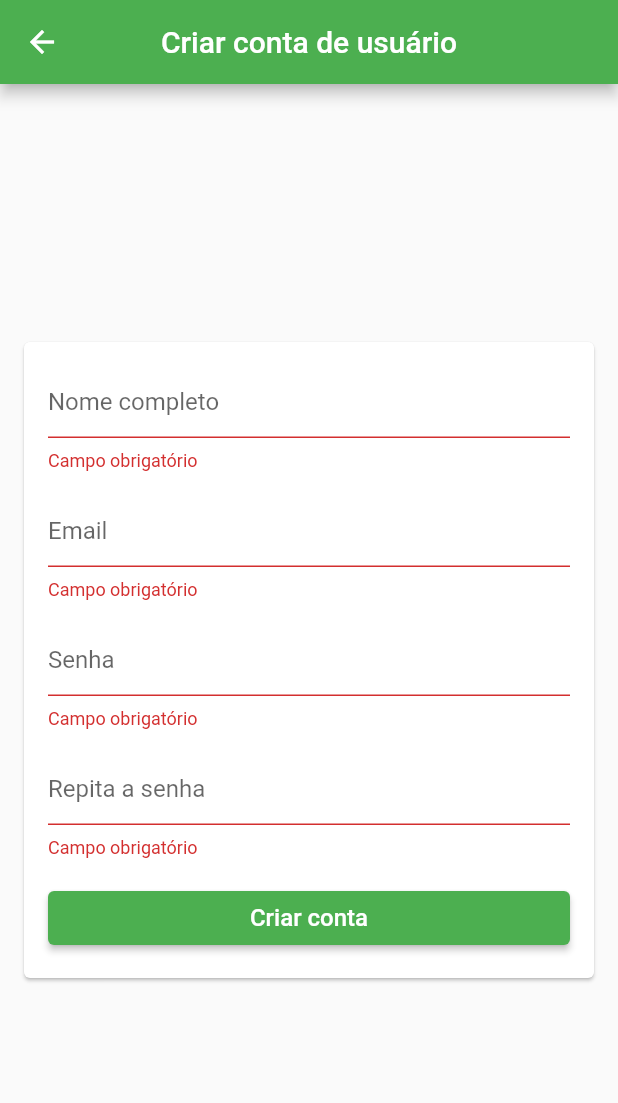
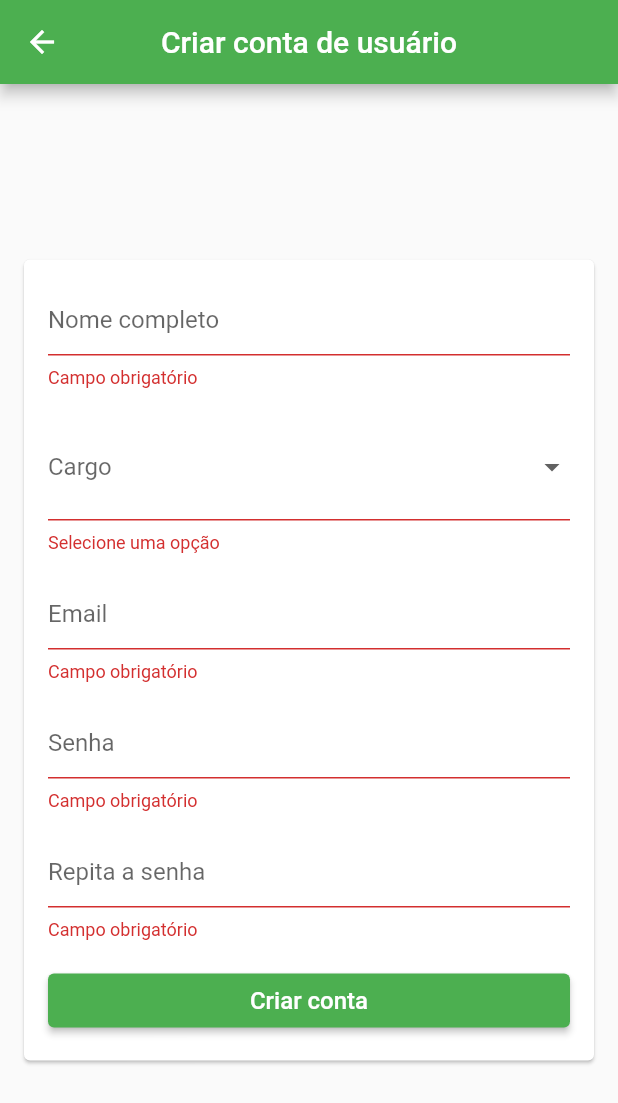
Before and after one commit to katiacardoso/Irrigacao, a Flutter app: the SignUpScreen screen opened directly, after a tap on "Criar conta", on a phone screen of 412 x 824 dp. Shown: the top 1103 px of the screen. Run offline on Flutter 3.47's test engine with Material 2 defaults, Android fonts, the phone set to English and light mode, and no system bars; our stand-ins replace cloud_firestore, firebase_auth, firebase_core; missing offline and left inert: dart:html; accounts and stored records are empty.

Commit message:
Add cargo field to signup screen.

```diff
--- a/app_flutter/lib/login/signup_screen.dart
+++ b/app_flutter/lib/login/signup_screen.dart
@@ -1,4 +1,5 @@
 import 'package:flutter/material.dart';
+
 import '../model/user/user_local.dart';
 import '../model/user/user_services.dart';
 import 'validators.dart';
@@ -7,6 +8,7 @@ class SignUpScreen extends StatelessWidget {
   final GlobalKey<FormState> formkey = GlobalKey<FormState>();
   final GlobalKey<ScaffoldState> scaffoldKey = GlobalKey<ScaffoldState>();
   final UserLocal userLocal = UserLocal();
+  var values = ['Administrador', 'Usuário'];
 
   SignUpScreen({Key? key}) : super(key: key);
 
@@ -39,6 +41,31 @@ class SignUpScreen extends StatelessWidget {
                     return null;
                   },
                   onSaved: (name) => userLocal.name = name,
+                ),
+                const SizedBox(
+                  height: 16,
+                ),
+                DropdownButtonFormField(
+                  validator: (value) {
+                    if (value == null || value.isEmpty) {
+                      return 'Selecione uma opção';
+                    }
+                    return null;
+                  },
+                  decoration: const InputDecoration(hintText: 'Cargo'),
+                  isDense: false,
+                  items: <String>['Administrador', 'Usuário']
+                      .map<DropdownMenuItem<String>>((String value) {
+                    return DropdownMenuItem<String>(
+                      value: value,
+                      child: Text(
+                        value,
+                        style: const TextStyle(fontSize: 16),
+                      ),
+                    );
+                  }).toList(),
+                  onChanged: (String? value) {},
+                  onSaved: (type) => userLocal.type = type,
                 ),
                 const SizedBox(
                   height: 16,
--- a/app_flutter/lib/login/validators.dart
+++ b/app_flutter/lib/login/validators.dart
@@ -1,4 +1,4 @@
 bool emailValidator(String email){
-  final RegExp regex = RegExp("^[_a-z0-9-]+(.[_a-z0-9-]+)*@[a-z0-9-]+([a-z0-9-]+).([a-z]{2,3})");
+  final RegExp regex = RegExp("/^[a-zA-Z0-9.!#%&'*+/=?^_`{|}~-]+@[a-zA-Z0-9](?:[a-zA-Z0-9-]{0,61}[a-zA-Z0-9])?(?:\.[a-z-Z0-9](?:[a-zA-Z0-9-]{0,61}[a-zA-Z0-9])?)*/");
   return regex.hasMatch(email);
 }
--- a/app_flutter/lib/model/user/user_local.dart
+++ b/app_flutter/lib/model/user/user_local.dart
@@ -4,6 +4,7 @@ class UserLocal {
   String? email;
   String? password;
   String? confirmPassword;
+  String? type;
 
   UserLocal({
     this.id,
@@ -11,6 +12,7 @@ class UserLocal {
     this.email,
     this.password,
     this.confirmPassword,
+    this.type
   });
 
   //metodo para coverter algum objeto para uma estrutura de dados compativel
@@ -21,7 +23,8 @@ class UserLocal {
       'name': name,
       'email': email,
       'password': password,
-      'confirmPassword': confirmPassword
+      'confirmPassword': confirmPassword,
+      'type': type
     };
   }
 
@@ -32,6 +35,7 @@ class UserLocal {
         name: map['name'],
         email: map['email'],
         password: map['password'],
-        confirmPassword: map['confirmPassword']);
+        confirmPassword: map['confirmPassword'],
+        type: map['type']);
   }
 }
```
